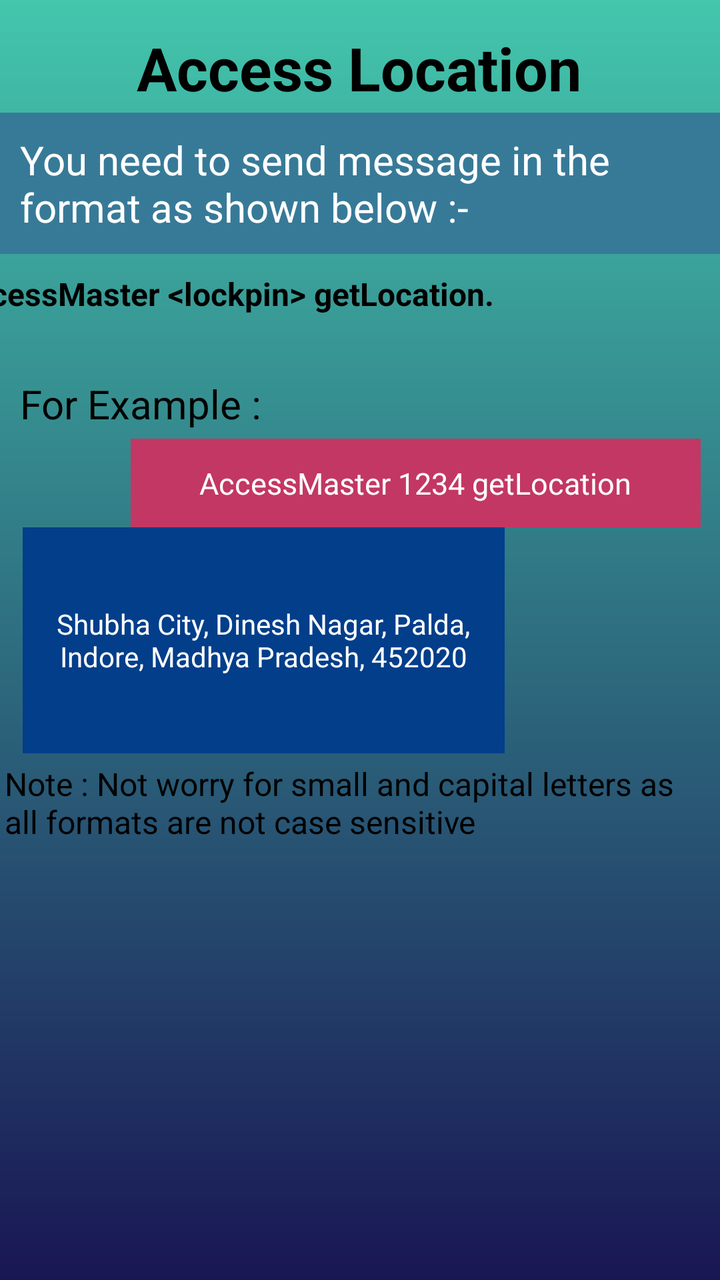
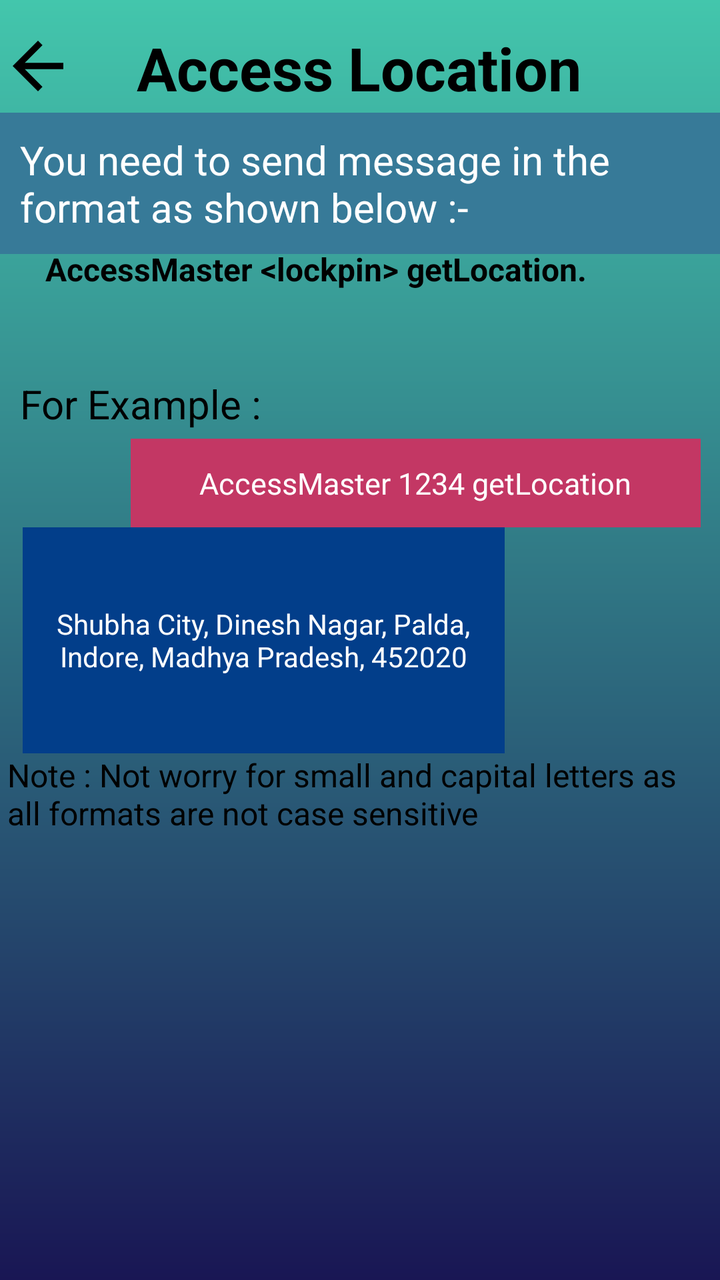

Two renders of the same Android screen: before a commit and after it. Below are the layout's source before the change and the commit's diff.
<!-- AndroidManifest.xml: application theme Theme.AccessMaster -->
<!-- res/layout/accesslocation.xml -->
<?xml version="1.0" encoding="utf-8"?>
<androidx.constraintlayout.widget.ConstraintLayout xmlns:android="http://schemas.android.com/apk/res/android"
    xmlns:app="http://schemas.android.com/apk/res-auto"
    xmlns:tools="http://schemas.android.com/tools"
    android:layout_width="match_parent"
    android:layout_height="match_parent"
    android:background="@drawable/gradient"
    tools:ignore="ExtraText"><![CDATA[
    tools:ignore="NewApi">



    ]]>

    <TextView
        android:id="@+id/loc"
        android:layout_width="wrap_content"
        android:layout_height="wrap_content"
        android:background="#377A98"
        android:padding="10dp"
        android:text="You need to send message in the format as shown below :-"
        android:textColor="@color/white"
        android:textSize="20dp"
        app:layout_constraintBottom_toBottomOf="parent"
        app:layout_constraintTop_toTopOf="parent"
        app:layout_constraintVertical_bias="0.099"
        tools:ignore="HardcodedText,MissingConstraints"
        tools:layout_editor_absoluteX="0dp" />

    <TextView
        android:layout_width="384dp"
        android:layout_height="49dp"
        android:text="AccessMaster &lt;lockpin&gt; getLocation."
        android:textColor="#000000"
        android:textSize="16sp"
        android:textStyle="bold"
        app:layout_constraintBottom_toBottomOf="parent"
        app:layout_constraintEnd_toEndOf="parent"
        app:layout_constraintHorizontal_bias="1.0"
        app:layout_constraintStart_toStartOf="parent"
        app:layout_constraintTop_toTopOf="parent"
        app:layout_constraintVertical_bias="0.23" />

    <TextView
        android:layout_width="wrap_content"
        android:layout_height="wrap_content"
        android:text="Access Location"
        android:textColor="@color/black"
        android:textSize="30sp"
        android:textStyle="bold"
        app:layout_constraintBottom_toBottomOf="parent"
        app:layout_constraintEnd_toEndOf="parent"
        app:layout_constraintHorizontal_bias="0.497"
        app:layout_constraintStart_toStartOf="parent"
        app:layout_constraintTop_toTopOf="parent"
        app:layout_constraintVertical_bias="0.023" />

    <TextView
        android:layout_width="wrap_content"
        android:layout_height="wrap_content"
        android:padding="10dp"
        android:text="For Example :"
        android:textColor="@color/black"
        android:textSize="20sp"
        app:layout_constraintBottom_toBottomOf="parent"
        app:layout_constraintEnd_toEndOf="parent"
        app:layout_constraintHorizontal_bias="0.0"
        app:layout_constraintStart_toStartOf="parent"
        app:layout_constraintTop_toTopOf="parent"
        app:layout_constraintVertical_bias="0.301"
        tools:ignore="HardcodedText,MissingConstraints" />

    <TextView
        android:layout_width="285dp"
        android:layout_height="wrap_content"
        android:background="#C33764"
        android:gravity="center"
        android:padding="12dp"
        android:text="AccessMaster 1234 getLocation"
        android:textColor="#ffffff"
        android:textSize="15sp"
        app:layout_constraintBottom_toBottomOf="parent"
        app:layout_constraintEnd_toEndOf="parent"
        app:layout_constraintHorizontal_bias="0.873"
        app:layout_constraintStart_toStartOf="parent"
        app:layout_constraintTop_toTopOf="parent"
        app:layout_constraintVertical_bias="0.368" />

    <TextView
        android:layout_width="241dp"
        android:layout_height="113dp"
        android:background="#023E8A"
        android:gravity="center"
        android:padding="12dp"
        android:text="Shubha City, Dinesh Nagar, Palda, Indore, Madhya Pradesh, 452020"
        android:textColor="@color/white"
        android:textSize="14sp"
        app:layout_constraintBottom_toBottomOf="parent"
        app:layout_constraintEnd_toEndOf="parent"
        app:layout_constraintHorizontal_bias="0.094"
        app:layout_constraintStart_toStartOf="parent"
        app:layout_constraintTop_toTopOf="parent" />

    <TextView
        android:layout_width="355dp"
        android:layout_height="61dp"
        android:text="Note : Not worry for small and capital letters as all formats are not case sensitive"
        android:textColor="#000000"
        android:textSize="16sp"
        app:layout_constraintBottom_toBottomOf="parent"
        app:layout_constraintEnd_toEndOf="parent"
        app:layout_constraintHorizontal_bias="0.482"
        app:layout_constraintStart_toStartOf="parent"
        app:layout_constraintTop_toTopOf="parent"
        app:layout_constraintVertical_bias="0.658" />

</androidx.constraintlayout.widget.ConstraintLayout>
<!-- resources referenced by this layout -->
<resources>
  <color name="black">#FF000000</color>
  <color name="white">#FFFFFFFF</color>
  <!-- drawable gradient (drawable) -->
  <?xml version="1.0" encoding="utf-8"?>
  <shape xmlns:android="http://schemas.android.com/apk/res/android">
  <gradient android:startColor="@color/one" android:endColor="@color/two" android:angle="18"/>
  </shape>
  <style name="Theme.AccessMaster" parent="Base.Theme.AccessMaster" />
  <color name="one">#43C6AC</color>
  <color name="two">#191654</color>
  <style name="Base.Theme.AccessMaster" parent="Theme.Material3.DayNight.NoActionBar">
          
          
      </style>
</resources>

<!-- the commit's change to res/layout/accesslocation.xml (unified diff, before → after) -->
@@ -28,18 +28,18 @@
         tools:layout_editor_absoluteX="0dp" />
 
     <TextView
-        android:layout_width="384dp"
+        android:layout_width="403dp"
         android:layout_height="49dp"
-        android:text="AccessMaster &lt;lockpin&gt; getLocation."
+        android:text="            AccessMaster &lt;lockpin&gt; getLocation."
         android:textColor="#000000"
         android:textSize="16sp"
         android:textStyle="bold"
         app:layout_constraintBottom_toBottomOf="parent"
         app:layout_constraintEnd_toEndOf="parent"
-        app:layout_constraintHorizontal_bias="1.0"
+        app:layout_constraintHorizontal_bias="0.6"
         app:layout_constraintStart_toStartOf="parent"
         app:layout_constraintTop_toTopOf="parent"
-        app:layout_constraintVertical_bias="0.23" />
+        app:layout_constraintVertical_bias="0.209" />
 
     <TextView
         android:layout_width="wrap_content"
@@ -54,6 +54,17 @@
         app:layout_constraintStart_toStartOf="parent"
         app:layout_constraintTop_toTopOf="parent"
         app:layout_constraintVertical_bias="0.023" />
+    <ImageView
+        android:id="@+id/backarrow"
+        android:layout_width="38dp"
+        android:layout_height="38dp"
+        app:layout_constraintBottom_toBottomOf="parent"
+        app:layout_constraintEnd_toEndOf="parent"
+        app:layout_constraintHorizontal_bias="0.0"
+        app:layout_constraintStart_toStartOf="parent"
+        app:layout_constraintTop_toTopOf="parent"
+        app:layout_constraintVertical_bias="0.023"
+        app:srcCompat="@drawable/barrow" />
 
     <TextView
         android:layout_width="wrap_content"
@@ -71,6 +82,7 @@
         tools:ignore="HardcodedText,MissingConstraints" />
 
     <TextView
+        android:id="@+id/textView10"
         android:layout_width="285dp"
         android:layout_height="wrap_content"
         android:background="#C33764"
@@ -102,16 +114,15 @@
         app:layout_constraintTop_toTopOf="parent" />
 
     <TextView
-        android:layout_width="355dp"
-        android:layout_height="61dp"
+        android:layout_width="353dp"
+        android:layout_height="71dp"
         android:text="Note : Not worry for small and capital letters as all formats are not case sensitive"
         android:textColor="#000000"
         android:textSize="16sp"
         app:layout_constraintBottom_toBottomOf="parent"
         app:layout_constraintEnd_toEndOf="parent"
-        app:layout_constraintHorizontal_bias="0.482"
         app:layout_constraintStart_toStartOf="parent"
         app:layout_constraintTop_toTopOf="parent"
-        app:layout_constraintVertical_bias="0.658" />
+        app:layout_constraintVertical_bias="0.662" />
 
 </androidx.constraintlayout.widget.ConstraintLayout>
<!-- resource entries referenced after the edit -->
@@ -2,6 +2,12 @@
 <resources>
   <color name="black">#FF000000</color>
   <color name="white">#FFFFFFFF</color>
+  <!-- drawable barrow (drawable) -->
+  <vector xmlns:android="http://schemas.android.com/apk/res/android" android:autoMirrored="true" android:height="24dp" android:tint="#000000" android:viewportHeight="24" android:viewportWidth="24" android:width="24dp">
+  
+      <path android:fillColor="@android:color/white" android:pathData="M20,11H7.83l5.59,-5.59L12,4l-8,8 8,8 1.41,-1.41L7.83,13H20v-2z"/>
+  
+  </vector>
   <!-- drawable gradient (drawable) -->
   <?xml version="1.0" encoding="utf-8"?>
   <shape xmlns:android="http://schemas.android.com/apk/res/android">
